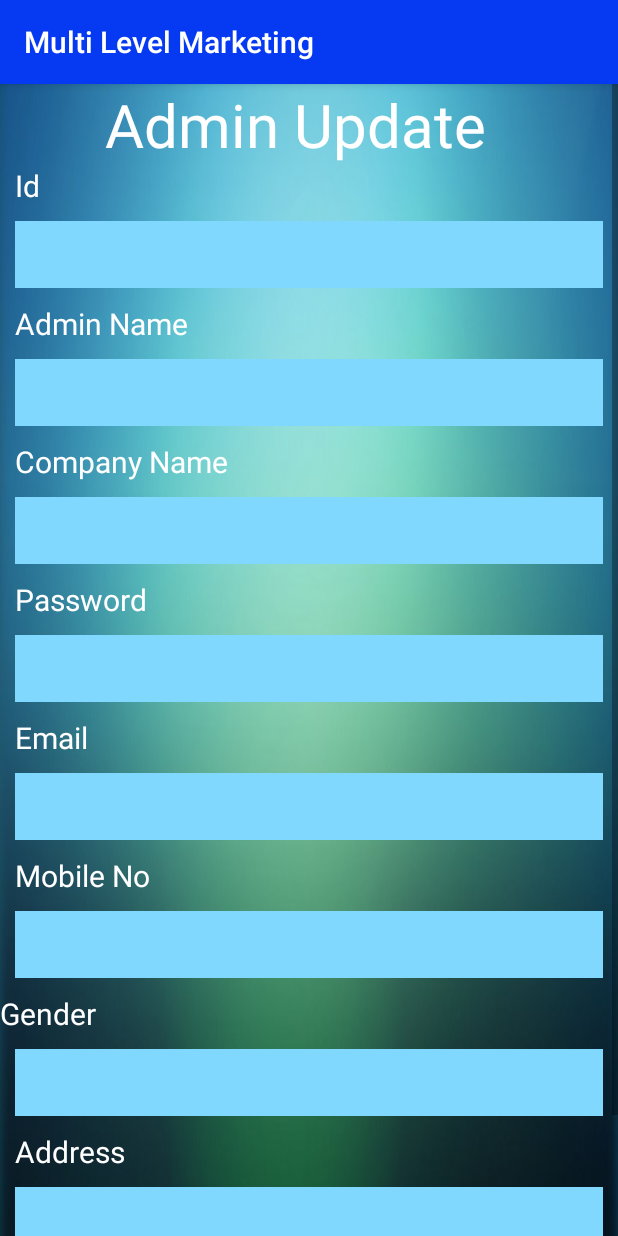
After one commit to multilevelmarketing/MLM, an Android app: the Admin_Update screen opened directly, with no data from a screen before it, on a phone screen of 412 x 824 dp. The commit adds this screen. Run offline under Robolectric (Android 15) with nearby library versions, the phone set to English and light mode, and no system bars.

Commit message:
login changes

```diff
--- a/app/src/main/AndroidManifest.xml
+++ b/app/src/main/AndroidManifest.xml
@@ -2,8 +2,7 @@
 <manifest xmlns:android="http://schemas.android.com/apk/res/android"
     package="multilevel.multilevelmarkitning">
 
-    <uses-permission android:name="android.permission.INTERNET"></uses-permission>
-
+    <uses-permission android:name="android.permission.INTERNET" />
 
     <application
         android:allowBackup="true"
@@ -12,7 +11,8 @@
         android:roundIcon="@mipmap/ic_launcher_round"
         android:supportsRtl="true"
         android:theme="@style/AppTheme">
-        <activity android:name=".Admin.User_Show"></activity>
+        <activity android:name=".Admin.Admin_Update"></activity>
+        <activity android:name=".Admin.User_Show" />
         <activity android:name=".Admin.Admin_Profile" />
         <activity android:name=".Admin.Admin_Panel" />
         <activity android:name=".Admin.Admin_Login" />
--- a/app/src/main/java/multilevel/multilevelmarkitning/Admin/Admin_Login.java
+++ b/app/src/main/java/multilevel/multilevelmarkitning/Admin/Admin_Login.java
@@ -75,7 +75,13 @@ public class Admin_Login extends AppCompatActivity {
             public void onClick(View v) {
                 final String UserID=userid.getText().toString().trim();
                 String Password=password.getText().toString().trim();
-                if(TextUtils.isEmpty(UserID))
+                if(TextUtils.isEmpty(UserID) && TextUtils.isEmpty(Password))
+                {
+                    userid.setError("please fill the fields");
+                    password.setError("please fill the fields");
+                }
+
+                else if(TextUtils.isEmpty(UserID))
                 {
                     userid.setError("Please fill the UserId");
 
@@ -84,11 +90,7 @@ public class Admin_Login extends AppCompatActivity {
                 {
                     password.setError("Please fill the Password");
                 }
-                else if(TextUtils.isEmpty(UserID)|| TextUtils.isEmpty(Password))
-                {
-                    userid.setError("please fill the fields");
-                    password.setError("please fill the fields");
-                }
+
                 else
                 {
                     if(checkBox.isChecked())
--- a/app/src/main/java/multilevel/multilevelmarkitning/Admin/Admin_Profile.java
+++ b/app/src/main/java/multilevel/multilevelmarkitning/Admin/Admin_Profile.java
@@ -14,6 +14,7 @@ import android.util.Log;
 import android.view.LayoutInflater;
 import android.view.View;
 import android.view.ViewGroup;
+import android.widget.Button;
 import android.widget.TextView;
 import android.widget.Toast;
 
@@ -36,6 +37,7 @@ import static android.content.Context.MODE_PRIVATE;
 public class Admin_Profile extends Fragment {
 
      TextView id,adminname,Companyname,Password,Email,Pn,Gender,Address;
+     Button Admin_Update;
      RequestQueue requestQueue;
      String userId;
 
@@ -60,20 +62,21 @@ public class Admin_Profile extends Fragment {
         Pn=(TextView)mview.findViewById(R.id.ad_ph);
         Gender=(TextView)mview.findViewById(R.id.ad_gender);
         Address=(TextView)mview.findViewById(R.id.ad_address);
+        Admin_Update=(Button)mview.findViewById(R.id.admin_update);
 
         requestQueue = Volley.newRequestQueue(mview.getContext());
+        myfunction(mview);
 
 
-        myfunction(mview);
+        Admin_Update.setOnClickListener(new View.OnClickListener() {
+            @Override
+            public void onClick(View v) {
+
+                startActivity(new Intent(getActivity(),Admin_Update.class));
+            }
+        });
 
         //id.setText(Id);
-
-
-
-
-
-
-
 
         return mview;
 
--- /dev/null
+++ b/app/src/main/java/multilevel/multilevelmarkitning/Admin/Admin_Update.java
@@ -0,0 +1,18 @@
+package multilevel.multilevelmarkitning.Admin;
+
+import android.support.v7.app.AppCompatActivity;
+import android.os.Bundle;
+
+import multilevel.multilevelmarkitning.R;
+
+public class Admin_Update extends AppCompatActivity {
+
+
+
+
+    @Override
+    protected void onCreate(Bundle savedInstanceState) {
+        super.onCreate(savedInstanceState);
+        setContentView(R.layout.activity_admin__update);
+    }
+}
--- a/app/src/main/java/multilevel/multilevelmarkitning/Customer/Customer_Login.java
+++ b/app/src/main/java/multilevel/multilevelmarkitning/Customer/Customer_Login.java
@@ -65,7 +65,12 @@ public class Customer_Login extends AppCompatActivity {
             public void onClick(View v) {
                 String UserID=userid.getText().toString().trim();
                 String Password=password.getText().toString().trim();
-                if(TextUtils.isEmpty(UserID))
+                if(TextUtils.isEmpty(UserID) && TextUtils.isEmpty(Password))
+                {
+                    userid.setError("please fill the fields");
+                    password.setError("please fill the fields");
+                }
+                else if(TextUtils.isEmpty(UserID))
                 {
                     userid.setError("please fill the fields");
 
@@ -74,11 +79,7 @@ public class Customer_Login extends AppCompatActivity {
                 {
                     password.setError("please fill the fields");
                 }
-                else if(TextUtils.isEmpty(UserID)|| TextUtils.isEmpty(Password))
-                {
-                    userid.setError("please fill the fields");
-                    password.setError("please fill the fields");
-                }
+
                 else
                 {
                     if(checkBox.isChecked())
--- a/app/src/main/java/multilevel/multilevelmarkitning/User/User_Login.java
+++ b/app/src/main/java/multilevel/multilevelmarkitning/User/User_Login.java
@@ -82,7 +82,12 @@ public class User_Login extends AppCompatActivity {
             public void onClick(View v) {
                 String UserID=username.getText().toString().trim();
                 String Password=userpassword.getText().toString().trim();
-                if(TextUtils.isEmpty(UserID) )
+                if(TextUtils.isEmpty(UserID) && TextUtils.isEmpty(Password))
+                {
+                    username.setError("please fill the fields");
+                    userpassword.setError("please fill the fields");
+                }
+               else if(TextUtils.isEmpty(UserID) )
                 {
                     username.setError("please fill the fields");
                     //userpassword.setError("please fill the fields");
@@ -91,11 +96,7 @@ public class User_Login extends AppCompatActivity {
                 {
                     userpassword.setError("please fill the fields");
                 }
-                else if(TextUtils.isEmpty(UserID)|| TextUtils.isEmpty(Password))
-                {
-                    username.setError("please fill the fields");
-                    userpassword.setError("please fill the fields");
-                }
+
                 else
                 {
                     if(checkBox.isChecked())
--- /dev/null
+++ b/app/src/main/res/layout/activity_admin__update.xml
@@ -0,0 +1,172 @@
+<?xml version="1.0" encoding="utf-8"?>
+<LinearLayout xmlns:android="http://schemas.android.com/apk/res/android"
+    xmlns:app="http://schemas.android.com/apk/res-auto"
+    xmlns:tools="http://schemas.android.com/tools"
+    android:layout_width="match_parent"
+    android:layout_height="match_parent"
+    tools:context=".Admin.Admin_Update"
+    android:orientation="vertical"
+    android:background="@drawable/imag_">
+
+
+
+    <ScrollView
+        android:layout_width="match_parent"
+        android:layout_height="wrap_content">
+        <LinearLayout
+            android:layout_weight="1"
+            android:layout_width="match_parent"
+            android:layout_height="wrap_content"
+            android:orientation="vertical">
+
+            <TextView
+                android:layout_width="match_parent"
+                android:layout_height="wrap_content"
+                android:text="Admin Update"
+                android:textSize="40dp"
+                android:layout_marginLeft="70dp"
+                android:textColor="#fff"/>
+
+
+            <TextView
+                android:layout_width="wrap_content"
+                android:layout_height="wrap_content"
+                android:text="Id"
+                android:textSize="20dp"
+                android:textColor="#fff"
+                android:layout_marginLeft="10dp"/>
+
+            <EditText
+                android:id="@+id/adminup_id"
+                android:layout_width="match_parent"
+                android:layout_height="wrap_content"
+                android:layout_margin="10dp"
+                android:background="@drawable/customedittext"
+                android:textColorHint="#ffff" />
+
+
+            <TextView
+                android:layout_width="wrap_content"
+                android:layout_height="wrap_content"
+                android:text="Admin Name"
+                android:textSize="20dp"
+                android:textColor="#fff"
+               android:layout_marginLeft="10dp"/>
+            <EditText
+                android:id="@+id/adminup_username"
+                android:layout_width="match_parent"
+                android:layout_height="wrap_content"
+                android:layout_margin="10dp"
+                android:background="@drawable/customedittext"
+                android:textColorHint="#ffff" />
+
+            <TextView
+                android:layout_width="wrap_content"
+                android:layout_height="wrap_content"
+                android:text="Company Name"
+                android:textSize="20dp"
+                android:textColor="#fff"
+                android:layout_marginLeft="10dp"/>
+            <EditText
+                android:id="@+id/adminup_cname"
+                android:layout_width="match_parent"
+                android:layout_height="wrap_content"
+                android:layout_margin="10dp"
+                android:background="@drawable/customedittext"
+
+                android:textColorHint="#ffff" />
+            <TextView
+                android:layout_width="wrap_content"
+                android:layout_height="wrap_content"
+                android:text="Password"
+                android:textSize="20dp"
+                android:textColor="#fff"
+                android:layout_marginLeft="10dp"/>
+
+            <EditText
+                android:id="@+id/adminup_pass"
+                android:layout_width="match_parent"
+                android:layout_height="wrap_content"
+                android:layout_margin="10dp"
+                android:background="@drawable/customedittext"
+                android:inputType="textPassword"
+                android:textColorHint="#ffff" />
+            <TextView
+                android:layout_width="wrap_content"
+                android:layout_height="wrap_content"
+                android:text="Email"
+                android:textSize="20dp"
+                android:textColor="#fff"
+                android:layout_marginLeft="10dp"/>
+
+
+            <EditText
+                android:id="@+id/adminup_email"
+                android:layout_width="match_parent"
+                android:layout_height="wrap_content"
+                android:layout_margin="10dp"
+                android:background="@drawable/customedittext"
+                android:inputType="textEmailAddress"
+                android:textColorHint="#ffff" />
+
+            <TextView
+                android:layout_width="wrap_content"
+                android:layout_height="wrap_content"
+                android:text="Mobile No"
+                android:textSize="20dp"
+                android:textColor="#fff"
+                android:layout_marginLeft="10dp"/>
+            <EditText
+                android:id="@+id/adminup_usermobile"
+                android:layout_width="match_parent"
+                android:layout_height="wrap_content"
+                android:layout_margin="10dp"
+                android:background="@drawable/customedittext"
+
+                android:inputType="phone"
+                android:textColorHint="#ffff" />
+
+            <TextView
+                android:layout_width="wrap_content"
+                android:layout_height="wrap_content"
+                android:text="Gender"
+                android:textSize="20dp"
+                android:textColor="#fff"/>
+            <EditText
+                android:id="@+id/adminup_gender"
+                android:layout_width="match_parent"
+                android:layout_height="wrap_content"
+
+                android:textColor="#fff"
+                android:layout_margin="10dp"
+                android:background="@drawable/customedittext"/>
+
+            <TextView
+                android:layout_width="wrap_content"
+                android:layout_height="wrap_content"
+                android:text="Address"
+                android:textSize="20dp"
+                android:textColor="#fff"
+                android:layout_marginLeft="10dp"/>
+            <EditText
+                android:id="@+id/adminup_addres"
+                android:layout_width="match_parent"
+                android:layout_height="wrap_content"
+                android:textColor="#fff"
+                android:layout_margin="10dp"
+                android:background="@drawable/customedittext"/>
+            <Button
+                android:id="@+id/user_sumitbtn"
+                android:layout_width="match_parent"
+                android:layout_height="wrap_content"
+                android:layout_margin="10dp"
+                android:hint="Update" />
+
+
+
+        </LinearLayout>
+
+    </ScrollView>
+
+
+</LinearLayout>
--- a/app/src/main/res/layout/admin_profile.xml
+++ b/app/src/main/res/layout/admin_profile.xml
@@ -38,8 +38,7 @@
                 android:id="@+id/Admin_Id"
                 android:layout_marginLeft="20dp"
                 android:layout_width="match_parent"
-                android:layout_height="wrap_content"
-                android:textColor="#fff"/>
+                android:layout_height="wrap_content" />
 
 
             <TextView
@@ -53,8 +52,7 @@
                 android:id="@+id/ad_user_name"
                 android:layout_marginLeft="20dp"
                 android:layout_width="match_parent"
-                android:layout_height="wrap_content"
-                android:textColor="#fff"/>
+                android:layout_height="wrap_content" />
 
 
 
@@ -69,8 +67,7 @@
                 android:id="@+id/ad_cmp_name"
                 android:layout_marginLeft="20dp"
                 android:layout_width="match_parent"
-                android:layout_height="wrap_content"
-                android:textColor="#fff"/>
+                android:layout_height="wrap_content" />
 
 
 
@@ -86,8 +83,7 @@
                 android:id="@+id/ad_pass"
                 android:layout_marginLeft="20dp"
                 android:layout_width="match_parent"
-                android:layout_height="wrap_content"
-                android:textColor="#fff"/>
+                android:layout_height="wrap_content" />
 
 
 
@@ -103,8 +99,7 @@
                 android:id="@+id/ad_email"
                 android:layout_marginLeft="20dp"
                 android:layout_width="match_parent"
-                android:layout_height="wrap_content"
-                android:textColor="#fff"/>
+                android:layout_height="wrap_content" />
 
 
 
@@ -121,8 +116,7 @@
                 android:id="@+id/ad_ph"
                 android:layout_marginLeft="20dp"
                 android:layout_width="match_parent"
-                android:layout_height="wrap_content"
-                android:textColor="#fff"/>
+                android:layout_height="wrap_content" />
 
 
 
@@ -137,8 +131,7 @@
                 android:id="@+id/ad_gender"
                 android:layout_marginLeft="20dp"
                 android:layout_width="match_parent"
-                android:layout_height="wrap_content"
-                android:textColor="#fff"/>
+                android:layout_height="wrap_content" />
 
 
 
@@ -154,10 +147,10 @@
                 android:id="@+id/ad_address"
                 android:layout_marginLeft="20dp"
                 android:layout_width="match_parent"
-                android:layout_height="wrap_content"
-                android:textColor="#fff"/>
+                android:layout_height="wrap_content" />
 
            <Button
+               android:id="@+id/admin_update"
                android:layout_margin="20dp"
                android:layout_width="match_parent"
                android:layout_height="wrap_content"
```
